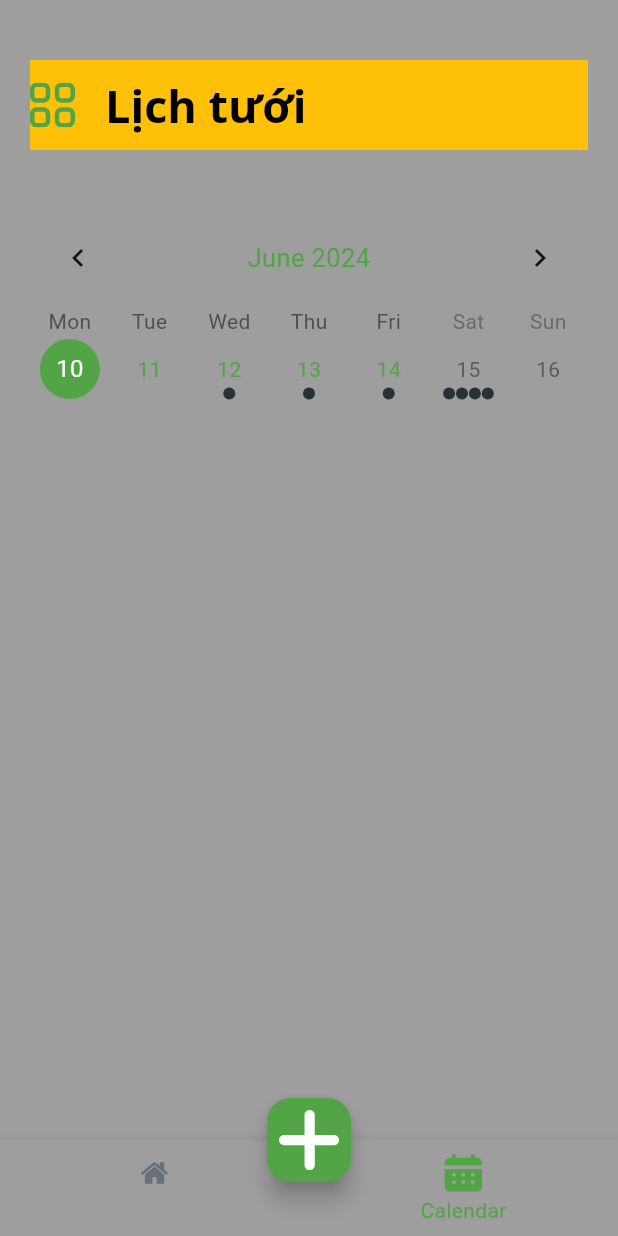
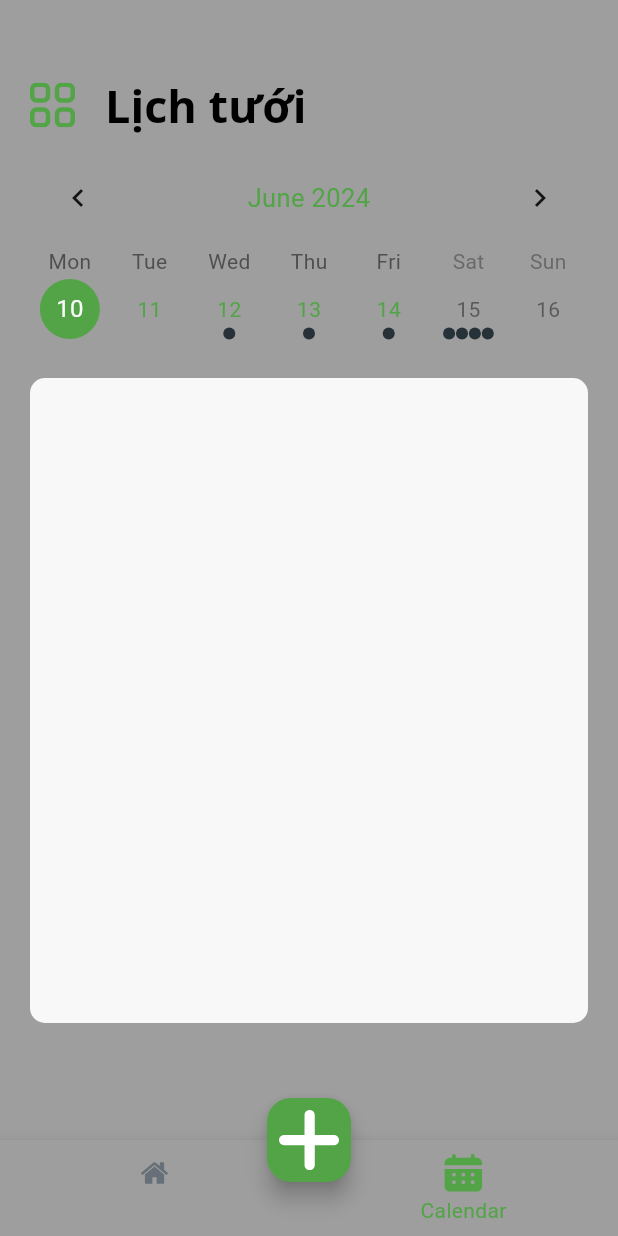
Before and after one commit to hoangluong202/iot-irrigation, a Flutter app: the screen it shows after launch, item 2 of the bottom bar chosen, on a phone screen of 412 x 824 dp. Run offline on Flutter 3.47's test engine with Material 3 defaults, Android fonts, the phone set to English and light mode, and no system bars; drawn by our look-alikes of table_calendar; our stand-ins replace flutter_svg.

Commit message:
fix(calendar): update scroll bar for calendar list

```diff
--- a/lib/components/calendar.dart
+++ b/lib/components/calendar.dart
@@ -303,8 +303,7 @@ class _MyCalendarPageState extends State<MyCalendarPage> {
 
   Widget _buildCalendar(BuildContext context) {
     return Container(
-        margin: const EdgeInsets.only(top: 40, left: 20, right: 20),
-        height: 300,
+        margin: const EdgeInsets.only(left: 20, right: 20),
         child: Column(
           children: [
             TableCalendar(
@@ -353,7 +352,18 @@ class _MyCalendarPageState extends State<MyCalendarPage> {
               startingDayOfWeek: StartingDayOfWeek.monday,
             ),
             const SizedBox(height: 20),
-            SingleChildScrollView(
+            Container(
+                width: double.infinity,
+                padding: const EdgeInsets.all(10),
+                decoration: BoxDecoration(
+                  color: Theme.of(context).colorScheme.onBackground,
+                  borderRadius: BorderRadius.circular(10),
+                ),
+                height: 430,
+                child: Scrollbar(
+                  thumbVisibility: true,
+                  trackVisibility: true,
+                  child: SingleChildScrollView(
                     scrollDirection: Axis.vertical,
                     child: ValueListenableBuilder<List<Map<String, dynamic>>>(
                       valueListenable: _selectedEvents,
@@ -361,16 +371,19 @@ class _MyCalendarPageState extends State<MyCalendarPage> {
                         return Column(
                           children: value
                               .map((e) => Container(
-                            margin: const EdgeInsets.only(top: 3, bottom: 3),
+                                  margin:
+                                      const EdgeInsets.only(top: 3, bottom: 3),
                                   child: Row(
                                     mainAxisAlignment: MainAxisAlignment.start,
-                              crossAxisAlignment: CrossAxisAlignment.center,
+                                    crossAxisAlignment:
+                                        CrossAxisAlignment.center,
                                     children: [
                                       SvgPicture.asset(Assets.eventIcon,
                                           width: 40, height: 40),
                                       const SizedBox(width: 10),
                                       Column(
-                                    mainAxisAlignment: MainAxisAlignment.center,
+                                          mainAxisAlignment:
+                                              MainAxisAlignment.center,
                                           crossAxisAlignment:
                                               CrossAxisAlignment.start,
                                           children: [
@@ -388,6 +401,7 @@ class _MyCalendarPageState extends State<MyCalendarPage> {
                       },
                     ),
                   ),
+                ))
           ],
         ));
   }
@@ -395,7 +409,6 @@ class _MyCalendarPageState extends State<MyCalendarPage> {
   Widget _buildHeading(BuildContext context) {
     return Container(
         margin: const EdgeInsets.only(top: 40, left: 20, right: 20),
-        color: Colors.amber,
         height: 60,
         child: Row(
           mainAxisAlignment: MainAxisAlignment.start,
```
Lines whose indentation alone changed are shown as unchanged.
